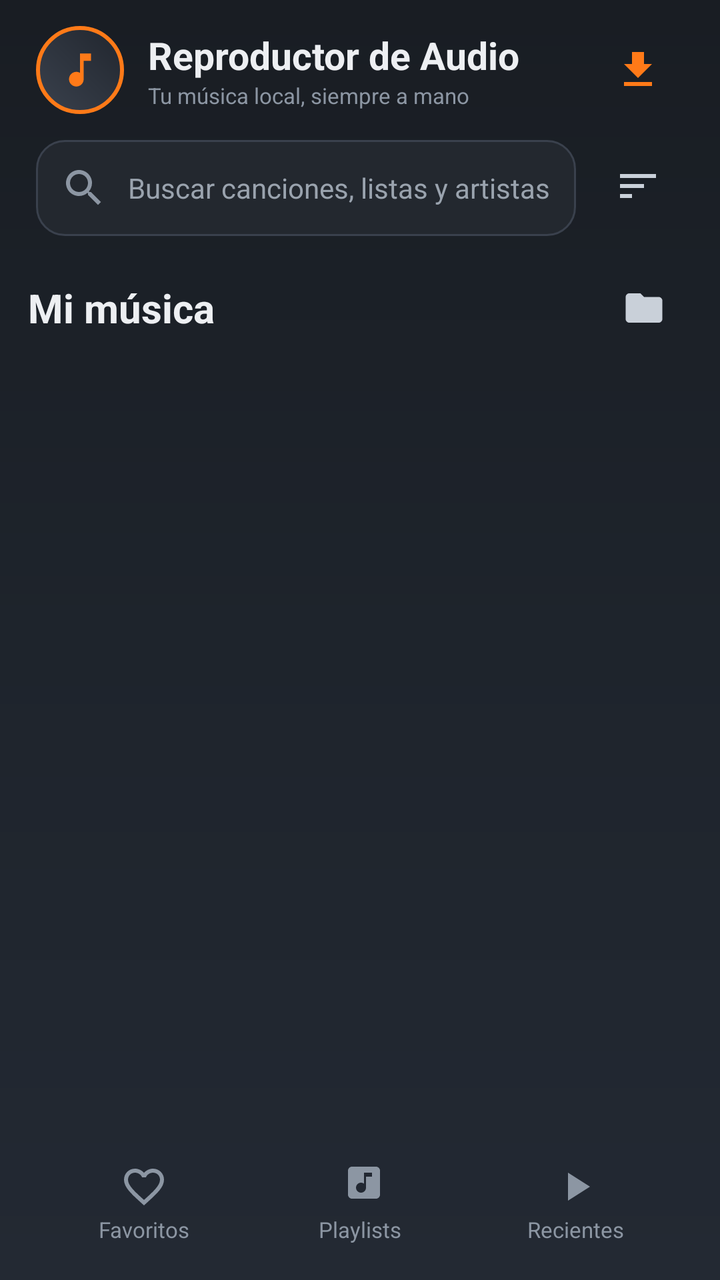
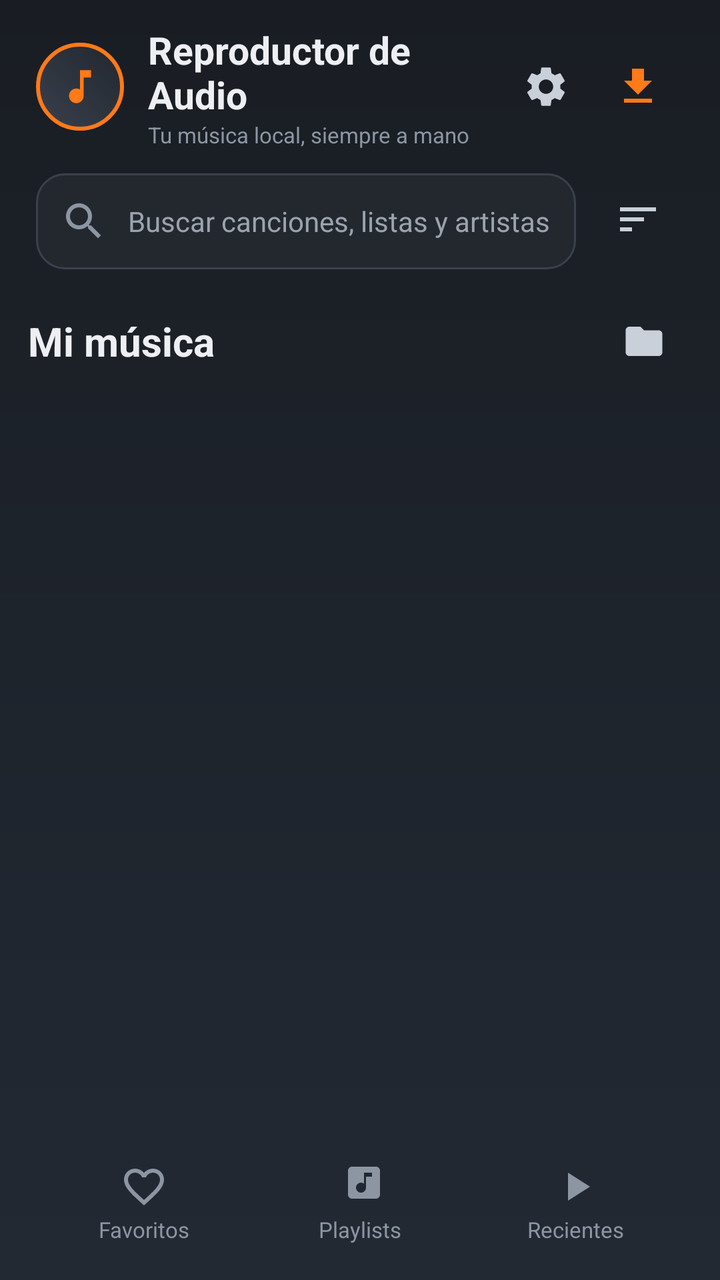

Before-and-after screenshots of an Android layout around one commit, followed by the original layout XML and the change that was made.
<!-- AndroidManifest.xml: application theme Theme.AudioPlayer -->
<!-- res/layout/activity_main.xml -->
<?xml version="1.0" encoding="utf-8"?>
<LinearLayout xmlns:android="http://schemas.android.com/apk/res/android"
    xmlns:app="http://schemas.android.com/apk/res-auto"
    android:layout_width="match_parent"
    android:layout_height="match_parent"
    android:background="@drawable/bg_gradient"
    android:orientation="vertical">

    
    <LinearLayout
        android:layout_width="match_parent"
        android:layout_height="wrap_content"
        android:gravity="center_vertical"
        android:orientation="horizontal"
        android:paddingStart="18dp"
        android:paddingTop="12dp"
        android:paddingEnd="18dp"
        android:paddingBottom="4dp">

        <FrameLayout
            android:layout_width="44dp"
            android:layout_height="44dp"
            android:background="@drawable/logo_circle">

            <ImageView
                android:layout_width="22dp"
                android:layout_height="22dp"
                android:layout_gravity="center"
                android:contentDescription="@string/app_name"
                android:src="@drawable/ic_music"
                app:tint="@color/orange" />
        </FrameLayout>

        <LinearLayout
            android:layout_width="0dp"
            android:layout_height="wrap_content"
            android:layout_marginStart="12dp"
            android:layout_weight="1"
            android:orientation="vertical">

            <TextView
                android:layout_width="wrap_content"
                android:layout_height="wrap_content"
                android:text="@string/app_name"
                android:textColor="@color/text_primary"
                android:textSize="19sp"
                android:textStyle="bold" />

            <TextView
                android:layout_width="wrap_content"
                android:layout_height="wrap_content"
                android:text="@string/app_subtitle"
                android:textColor="@color/chrome_dark"
                android:textSize="11sp" />
        </LinearLayout>

        <ImageView
            android:id="@+id/btnDownload"
            android:layout_width="46dp"
            android:layout_height="46dp"
            android:background="?attr/selectableItemBackgroundBorderless"
            android:contentDescription="@string/download"
            android:padding="11dp"
            android:src="@drawable/ic_download"
            app:tint="@color/orange" />
    </LinearLayout>

    
    <LinearLayout
        android:layout_width="match_parent"
        android:layout_height="wrap_content"
        android:orientation="horizontal"
        android:paddingStart="18dp"
        android:paddingTop="8dp"
        android:paddingEnd="18dp">

        <EditText
            android:id="@+id/etSearch"
            android:layout_width="0dp"
            android:layout_height="wrap_content"
            android:layout_weight="1"
            android:background="@drawable/bg_input"
            android:drawableStart="@drawable/ic_search"
            android:drawablePadding="10dp"
            android:drawableTint="@color/chrome_dark"
            android:hint="@string/search_hint"
            android:importantForAutofill="no"
            android:inputType="text"
            android:maxLines="1"
            android:padding="12dp"
            android:textColor="@color/text_primary"
            android:textColorHint="@color/text_secondary"
            android:textSize="14sp" />

        <ImageView
            android:id="@+id/btnSort"
            android:layout_width="46dp"
            android:layout_height="46dp"
            android:layout_marginStart="8dp"
            android:background="?attr/selectableItemBackgroundBorderless"
            android:contentDescription="@string/sort"
            android:padding="11dp"
            android:src="@drawable/ic_sort"
            app:tint="@color/chrome" />
    </LinearLayout>

    
    <LinearLayout
        android:layout_width="match_parent"
        android:layout_height="wrap_content"
        android:gravity="center_vertical"
        android:orientation="horizontal"
        android:paddingStart="14dp"
        android:paddingTop="16dp"
        android:paddingEnd="18dp">

        <ImageView
            android:id="@+id/btnBack"
            android:layout_width="40dp"
            android:layout_height="40dp"
            android:background="?attr/selectableItemBackgroundBorderless"
            android:contentDescription="@string/section_songs"
            android:padding="9dp"
            android:src="@drawable/ic_arrow_back"
            android:visibility="gone"
            app:tint="@color/chrome" />

        <TextView
            android:id="@+id/tvSectionTitle"
            android:layout_width="0dp"
            android:layout_height="wrap_content"
            android:layout_weight="1"
            android:text="@string/section_songs"
            android:textColor="@color/text_primary"
            android:textSize="20sp"
            android:textStyle="bold" />

        <ImageView
            android:id="@+id/btnAddFolder"
            android:layout_width="40dp"
            android:layout_height="40dp"
            android:background="?attr/selectableItemBackgroundBorderless"
            android:contentDescription="@string/add_folder"
            android:padding="9dp"
            android:src="@drawable/ic_folder"
            app:tint="@color/chrome" />

        <TextView
            android:id="@+id/tvCount"
            android:layout_width="wrap_content"
            android:layout_height="wrap_content"
            android:textColor="@color/chrome_dark"
            android:textSize="12sp" />
    </LinearLayout>

    
    <FrameLayout
        android:layout_width="match_parent"
        android:layout_height="0dp"
        android:layout_weight="1">

        <androidx.recyclerview.widget.RecyclerView
            android:id="@+id/recyclerSongs"
            android:layout_width="match_parent"
            android:layout_height="match_parent"
            android:clipToPadding="false"
            android:paddingBottom="8dp" />

        <androidx.recyclerview.widget.RecyclerView
            android:id="@+id/recyclerPlaylists"
            android:layout_width="match_parent"
            android:layout_height="match_parent"
            android:clipToPadding="false"
            android:paddingStart="14dp"
            android:paddingEnd="14dp"
            android:visibility="gone" />

        <TextView
            android:id="@+id/tvEmpty"
            android:layout_width="wrap_content"
            android:layout_height="wrap_content"
            android:layout_gravity="center"
            android:gravity="center"
            android:padding="24dp"
            android:text="@string/empty_songs"
            android:textColor="@color/text_secondary"
            android:textSize="14sp"
            android:visibility="gone" />
    </FrameLayout>

    
    <com.google.android.material.card.MaterialCardView
        android:id="@+id/miniPlayer"
        android:layout_width="match_parent"
        android:layout_height="wrap_content"
        android:layout_marginStart="12dp"
        android:layout_marginEnd="12dp"
        android:layout_marginBottom="4dp"
        android:visibility="gone"
        app:cardBackgroundColor="@color/card_gray_dark"
        app:cardCornerRadius="16dp"
        app:cardElevation="4dp"
        app:strokeColor="@color/strokes"
        app:strokeWidth="1dp">

        <LinearLayout
            android:layout_width="match_parent"
            android:layout_height="wrap_content"
            android:gravity="center_vertical"
            android:minHeight="64dp"
            android:orientation="horizontal"
            android:padding="10dp">

            <ImageView
                android:id="@+id/miniCover"
                android:layout_width="44dp"
                android:layout_height="44dp"
                android:background="@drawable/thumb_bg"
                android:contentDescription="@null"
                android:scaleType="centerCrop" />

            <LinearLayout
                android:layout_width="0dp"
                android:layout_height="wrap_content"
                android:layout_marginStart="12dp"
                android:layout_weight="1"
                android:orientation="vertical">

                <TextView
                    android:id="@+id/miniTitle"
                    android:layout_width="match_parent"
                    android:layout_height="wrap_content"
                    android:ellipsize="end"
                    android:maxLines="1"
                    android:textColor="@color/text_primary"
                    android:textSize="14sp"
                    android:textStyle="bold" />

                <TextView
                    android:id="@+id/miniArtist"
                    android:layout_width="match_parent"
                    android:layout_height="wrap_content"
                    android:ellipsize="end"
                    android:maxLines="1"
                    android:textColor="@color/text_secondary"
                    android:textSize="12sp" />
            </LinearLayout>

            <ImageView
                android:id="@+id/miniPrev"
                android:layout_width="44dp"
                android:layout_height="44dp"
                android:background="?attr/selectableItemBackgroundBorderless"
                android:contentDescription="@string/previous"
                android:padding="10dp"
                android:src="@drawable/ic_previous"
                app:tint="@color/chrome" />

            <ImageView
                android:id="@+id/miniPlay"
                android:layout_width="48dp"
                android:layout_height="48dp"
                android:background="?attr/selectableItemBackgroundBorderless"
                android:contentDescription="@string/now_playing"
                android:padding="10dp"
                android:src="@drawable/ic_play"
                app:tint="@color/orange" />

            <ImageView
                android:id="@+id/miniNext"
                android:layout_width="44dp"
                android:layout_height="44dp"
                android:background="?attr/selectableItemBackgroundBorderless"
                android:contentDescription="@string/next"
                android:padding="10dp"
                android:src="@drawable/ic_next"
                app:tint="@color/chrome" />
        </LinearLayout>
    </com.google.android.material.card.MaterialCardView>

    
    <LinearLayout
        android:layout_width="match_parent"
        android:layout_height="wrap_content"
        android:gravity="center"
        android:orientation="horizontal"
        android:paddingStart="18dp"
        android:paddingTop="6dp"
        android:paddingEnd="18dp"
        android:paddingBottom="10dp">

        <LinearLayout
            android:id="@+id/navFavorites"
            android:layout_width="0dp"
            android:layout_height="wrap_content"
            android:layout_weight="1"
            android:background="?attr/selectableItemBackground"
            android:gravity="center"
            android:orientation="vertical"
            android:paddingTop="8dp"
            android:paddingBottom="8dp">

            <ImageView
                android:id="@+id/ivNavFav"
                android:layout_width="24dp"
                android:layout_height="24dp"
                android:contentDescription="@string/section_favorites"
                android:src="@drawable/ic_heart"
                app:tint="@color/chrome_dark" />

            <TextView
                android:id="@+id/tvNavFav"
                android:layout_width="wrap_content"
                android:layout_height="wrap_content"
                android:layout_marginTop="2dp"
                android:text="@string/section_favorites"
                android:textColor="@color/chrome_dark"
                android:textSize="11sp" />
        </LinearLayout>

        <LinearLayout
            android:id="@+id/navPlaylists"
            android:layout_width="0dp"
            android:layout_height="wrap_content"
            android:layout_weight="1"
            android:background="?attr/selectableItemBackground"
            android:gravity="center"
            android:orientation="vertical"
            android:paddingTop="8dp"
            android:paddingBottom="8dp">

            <ImageView
                android:id="@+id/ivNavPlay"
                android:layout_width="24dp"
                android:layout_height="24dp"
                android:contentDescription="@string/section_playlists"
                android:src="@drawable/ic_library_music"
                app:tint="@color/chrome_dark" />

            <TextView
                android:id="@+id/tvNavPlay"
                android:layout_width="wrap_content"
                android:layout_height="wrap_content"
                android:layout_marginTop="2dp"
                android:text="@string/section_playlists"
                android:textColor="@color/chrome_dark"
                android:textSize="11sp" />
        </LinearLayout>

        <LinearLayout
            android:id="@+id/navRecents"
            android:layout_width="0dp"
            android:layout_height="wrap_content"
            android:layout_weight="1"
            android:background="?attr/selectableItemBackground"
            android:gravity="center"
            android:orientation="vertical"
            android:paddingTop="8dp"
            android:paddingBottom="8dp">

            <ImageView
                android:id="@+id/ivNavRec"
                android:layout_width="24dp"
                android:layout_height="24dp"
                android:contentDescription="@string/section_recents"
                android:src="@drawable/ic_play"
                app:tint="@color/chrome_dark" />

            <TextView
                android:id="@+id/tvNavRec"
                android:layout_width="wrap_content"
                android:layout_height="wrap_content"
                android:layout_marginTop="2dp"
                android:text="@string/section_recents"
                android:textColor="@color/chrome_dark"
                android:textSize="11sp" />
        </LinearLayout>
    </LinearLayout>
</LinearLayout>
<!-- resources referenced by this layout -->
<resources>
  <!-- drawable bg_input (drawable) -->
  <?xml version="1.0" encoding="utf-8"?>
  <selector xmlns:android="http://schemas.android.com/apk/res/android">
      <item android:state_pressed="true">
          <shape android:shape="rectangle">
              <corners android:radius="14dp" />
              <solid android:color="@color/card_gray_dark" />
              <stroke
                  android:width="1dp"
                  android:color="@color/orange" />
          </shape>
      </item>
      <item android:state_focused="true">
          <shape android:shape="rectangle">
              <corners android:radius="14dp" />
              <solid android:color="@color/card_gray_dark" />
              <stroke
                  android:width="1dp"
                  android:color="@color/orange" />
          </shape>
      </item>
      <item>
          <shape android:shape="rectangle">
              <corners android:radius="14dp" />
              <solid android:color="@color/card_gray_dark" />
              <stroke
                  android:width="1dp"
                  android:color="@color/strokes" />
          </shape>
      </item>
  </selector>
  <!-- drawable logo_circle (drawable) -->
  <?xml version="1.0" encoding="utf-8"?>
  <shape xmlns:android="http://schemas.android.com/apk/res/android" android:shape="oval">
      <gradient
          android:angle="45"
          android:startColor="#3A414D"
          android:endColor="#21262E" />
      <stroke
          android:width="2dp"
          android:color="@color/orange" />
  </shape>
  <style name="Theme.AudioPlayer" parent="Theme.MaterialComponents.NoActionBar">
          <item name="colorPrimary">@color/orange</item>
          <item name="colorPrimaryVariant">@color/orange_deep</item>
          <item name="colorOnPrimary">@color/white</item>
          <item name="colorSecondary">@color/chrome_dark</item>
          <item name="colorOnSecondary">@color/white</item>
          <item name="android:colorAccent">@color/orange</item>
          <item name="android:statusBarColor">@color/bg_deep</item>
          <item name="android:navigationBarColor">@color/bg_deep</item>
          <item name="android:windowBackground">@drawable/bg_gradient</item>
          <item name="android:textColorPrimary">@color/text_primary</item>
          <item name="android:textColorHint">@color/text_secondary</item>
          <item name="android:textColorTertiary">@color/text_secondary</item>
          <item name="colorControlNormal">@color/chrome_dark</item>
          <item name="colorControlActivated">@color/orange</item>
          <item name="colorControlHighlight">@color/orange_soft</item>
          <item name="android:fontFamily">sans-serif</item>
      </style>
  <!-- unchanged entries left out for length: 40 -->
</resources>

<!-- the commit's change to res/layout/activity_main.xml (unified diff, before → after) -->
@@ -28,7 +28,7 @@
                 android:layout_gravity="center"
                 android:contentDescription="@string/app_name"
                 android:src="@drawable/ic_music"
-                app:tint="@color/orange" />
+                app:tint="?attr/accent" />
         </FrameLayout>
 
         <LinearLayout
@@ -55,6 +55,16 @@
         </LinearLayout>
 
         <ImageView
+            android:id="@+id/btnSettings"
+            android:layout_width="46dp"
+            android:layout_height="46dp"
+            android:background="?attr/selectableItemBackgroundBorderless"
+            android:contentDescription="@string/settings"
+            android:padding="11dp"
+            android:src="@drawable/ic_settings"
+            app:tint="@color/chrome" />
+
+        <ImageView
             android:id="@+id/btnDownload"
             android:layout_width="46dp"
             android:layout_height="46dp"
@@ -62,7 +72,7 @@
             android:contentDescription="@string/download"
             android:padding="11dp"
             android:src="@drawable/ic_download"
-            app:tint="@color/orange" />
+            app:tint="?attr/accent" />
     </LinearLayout>
 
     
@@ -264,7 +274,7 @@
                 android:contentDescription="@string/now_playing"
                 android:padding="10dp"
                 android:src="@drawable/ic_play"
-                app:tint="@color/orange" />
+                app:tint="?attr/accent" />
 
             <ImageView
                 android:id="@+id/miniNext"
<!-- resource entries referenced after the edit -->
@@ -9,7 +9,7 @@
               <solid android:color="@color/card_gray_dark" />
               <stroke
                   android:width="1dp"
-                  android:color="@color/orange" />
+                  android:color="?attr/accent" />
           </shape>
       </item>
       <item android:state_focused="true">
@@ -18,7 +18,7 @@
               <solid android:color="@color/card_gray_dark" />
               <stroke
                   android:width="1dp"
-                  android:color="@color/orange" />
+                  android:color="?attr/accent" />
           </shape>
       </item>
       <item>
@@ -31,6 +31,17 @@
           </shape>
       </item>
   </selector>
+  <!-- drawable ic_settings (drawable) -->
+  <?xml version="1.0" encoding="utf-8"?>
+  <vector xmlns:android="http://schemas.android.com/apk/res/android"
+      android:width="24dp"
+      android:height="24dp"
+      android:viewportWidth="24"
+      android:viewportHeight="24">
+      <path
+          android:fillColor="#FF000000"
+          android:pathData="M19.14,12.94c0.04,-0.3 0.06,-0.61 0.06,-0.94c0,-0.32 -0.02,-0.64 -0.07,-0.94l2.03,-1.58c0.18,-0.14 0.23,-0.41 0.12,-0.61l-1.92,-3.32c-0.12,-0.22 -0.37,-0.29 -0.59,-0.22l-2.39,0.96c-0.5,-0.38 -1.03,-0.7 -1.62,-0.94L14.4,2.81c-0.04,-0.24 -0.24,-0.41 -0.48,-0.41h-3.84c-0.24,0 -0.43,0.17 -0.47,0.41L9.25,5.35C8.66,5.59 8.12,5.92 7.63,6.29L5.24,5.33c-0.22,-0.08 -0.47,0 -0.59,0.22L2.74,8.87C2.62,9.08 2.66,9.34 2.86,9.48l2.03,1.58C4.84,11.36 4.8,11.69 4.8,12s0.02,0.64 0.07,0.94l-2.03,1.58c-0.18,0.14 -0.23,0.41 -0.12,0.61l1.92,3.32c0.12,0.22 0.37,0.29 0.59,0.22l2.39,-0.96c0.5,0.38 1.03,0.7 1.62,0.94l0.36,2.54c0.05,0.24 0.24,0.41 0.48,0.41h3.84c0.24,0 0.44,-0.17 0.47,-0.41l0.36,-2.54c0.59,-0.24 1.13,-0.56 1.62,-0.94l2.39,0.96c0.22,0.08 0.47,0 0.59,-0.22l1.92,-3.32c0.12,-0.22 0.07,-0.47 -0.12,-0.61L19.14,12.94zM12,15.6c-1.98,0 -3.6,-1.62 -3.6,-3.6s1.62,-3.6 3.6,-3.6s3.6,1.62 3.6,3.6S13.98,15.6 12,15.6z" />
+  </vector>
   <!-- drawable logo_circle (drawable) -->
   <?xml version="1.0" encoding="utf-8"?>
   <shape xmlns:android="http://schemas.android.com/apk/res/android" android:shape="oval">
@@ -40,15 +51,19 @@
           android:endColor="#21262E" />
       <stroke
           android:width="2dp"
-          android:color="@color/orange" />
+          android:color="?attr/accent" />
   </shape>
+  <string name="settings">Ajustes</string>
   <style name="Theme.AudioPlayer" parent="Theme.MaterialComponents.NoActionBar">
-          <item name="colorPrimary">@color/orange</item>
-          <item name="colorPrimaryVariant">@color/orange_deep</item>
+          <item name="accent">@color/orange</item>
+          <item name="accentLight">@color/orange_light</item>
+          <item name="accentDeep">@color/orange_deep</item>
+          <item name="colorPrimary">?attr/accent</item>
+          <item name="colorPrimaryVariant">?attr/accentDeep</item>
           <item name="colorOnPrimary">@color/white</item>
           <item name="colorSecondary">@color/chrome_dark</item>
           <item name="colorOnSecondary">@color/white</item>
-          <item name="android:colorAccent">@color/orange</item>
+          <item name="android:colorAccent">?attr/accent</item>
           <item name="android:statusBarColor">@color/bg_deep</item>
           <item name="android:navigationBarColor">@color/bg_deep</item>
           <item name="android:windowBackground">@drawable/bg_gradient</item>
@@ -56,10 +71,11 @@
           <item name="android:textColorHint">@color/text_secondary</item>
           <item name="android:textColorTertiary">@color/text_secondary</item>
           <item name="colorControlNormal">@color/chrome_dark</item>
-          <item name="colorControlActivated">@color/orange</item>
+          <item name="colorControlActivated">?attr/accent</item>
           <item name="colorControlHighlight">@color/orange_soft</item>
           <item name="android:fontFamily">sans-serif</item>
       </style>
+  <color name="orange_light">#FFA45C</color>
   <!-- unchanged entries left out for length: 40 -->
 </resources>
 
